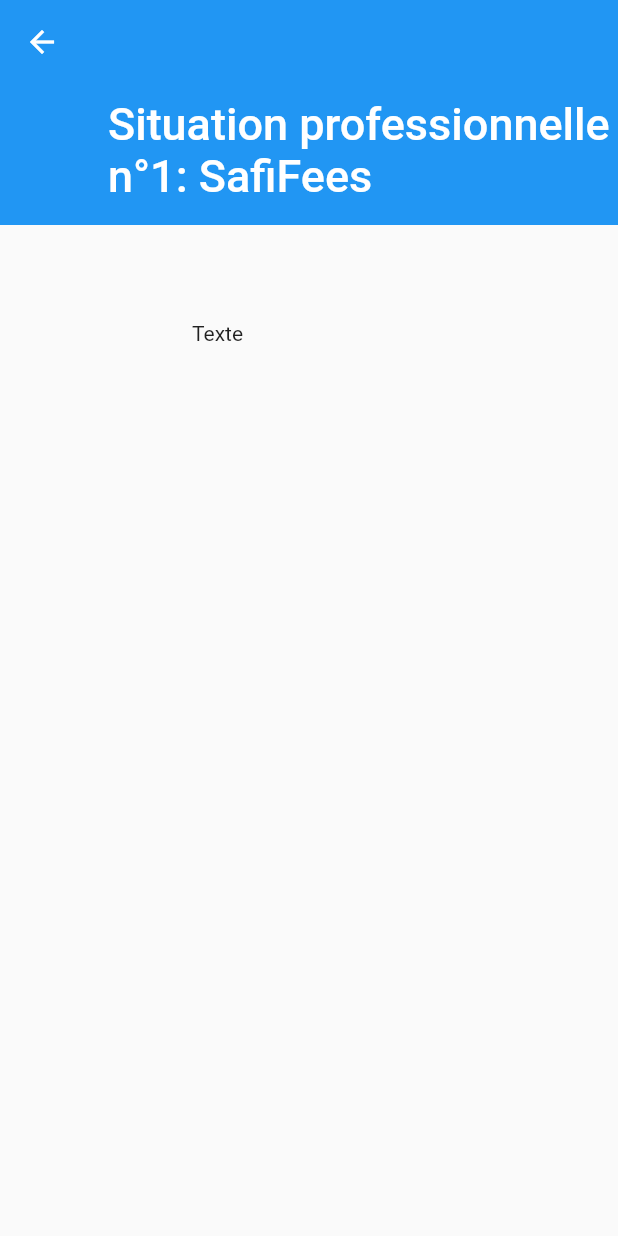
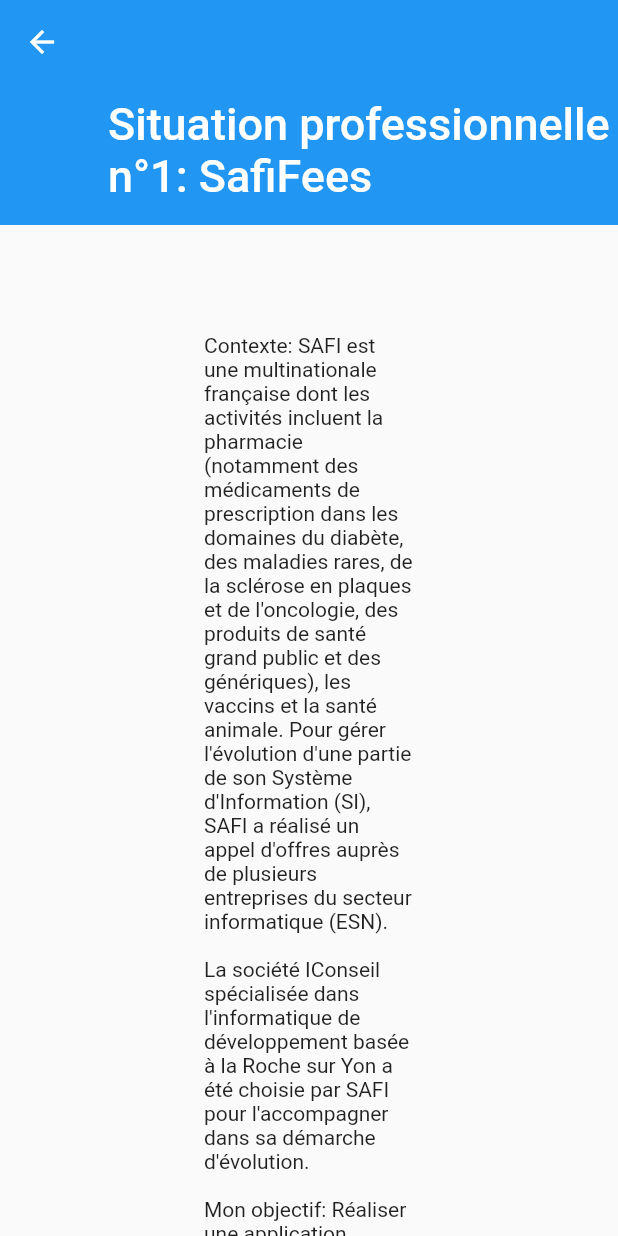
Before and after one commit to Mario359/portfolio, a Flutter app: the ProfessionalSituation1 screen opened by its route, on a phone screen of 412 x 824 dp. Run offline on Flutter 3.47's test engine with Material 2 defaults, Android fonts, the light colour scheme and no system bars; network calls fail.

Commit message:
Texte des situations professionnelles

```diff
--- a/lib/pages/professional_situation_1.dart
+++ b/lib/pages/professional_situation_1.dart
@@ -1,4 +1,5 @@
 import 'package:flutter/material.dart';
+import 'package:portfolio/widget/paragraph.dart';
 
 class ProfessionalSituation1 extends StatefulWidget {
   @override
@@ -22,7 +23,26 @@
               child: Padding(
                 padding: const EdgeInsets.fromLTRB(128.0, 64.0, 128.0, 128.0),
                 child: Container(
-                  child: Text("Texte"),
+                  child: Column(
+                    children: [
+                      Paragraph(
+                        text:
+                            "Contexte: SAFI est une multinationale française dont les activités incluent la pharmacie (notamment des médicaments de prescription dans les domaines du diabète, des maladies rares, de la sclérose en plaques et de l'oncologie, des produits de santé grand public et des génériques), les vaccins et la santé animale. Pour gérer l'évolution d'une partie de son Système d'Information (SI), SAFI a réalisé un appel d'offres auprès de plusieurs entreprises du secteur informatique (ESN).",
+                      ),
+                      Paragraph(
+                        text:
+                            "La société IConseil spécialisée dans l'informatique de développement basée à la Roche sur Yon a été choisie par SAFI pour l'accompagner dans sa démarche d'évolution.",
+                      ),
+                      Paragraph(
+                        text:
+                            "Mon objectif: Réaliser une application mobile pour aider le visiteur médical dans la déclaration de ses frais d'activités.",
+                      ),
+                      Paragraph(
+                        text:
+                            "L'application comporte une authentification, un accès aux fichies de frais, un rensegnement de la fiche de frais du mois en cours, une gestion du profil de l'utilisateur et un accès aux historiques des fiches.",
+                      ),
+                    ],
+                  ),
                 ),
               ),
             )
--- a/lib/pages/professional_situation_2.dart
+++ b/lib/pages/professional_situation_2.dart
@@ -1,4 +1,5 @@
 import 'package:flutter/material.dart';
+import 'package:portfolio/widget/paragraph.dart';
 
 class ProfessionalSituation2 extends StatefulWidget {
   @override
@@ -22,7 +23,22 @@
               child: Padding(
                 padding: const EdgeInsets.fromLTRB(128.0, 64.0, 128.0, 128.0),
                 child: Container(
-                  child: Text("Texte"),
+                  child: Column(
+                    children: [
+                      Paragraph(
+                        text:
+                            "Contexte: Le groupe SEVEN a été créé en 1915 en France et est spécialisé dans le service de location de véhicules exclusivement pour des clients grands comptes (donc pas pour des particuliers). Aujourd’hui, le groupe compte jusqu’à 200 agences en France. Pour améliorer son Système d'Information, elle fait appel aux compétences de l'ESN Atos reconnue leader des services IoT.",
+                      ),
+                      Paragraph(
+                        text:
+                            "Mon objectif: Réaliser une application desktop pour gérer l'activité des agences.",
+                      ),
+                      Paragraph(
+                        text:
+                            "L'application comporte une authentification, les caractéristiques des réservations, une gestion de parcs automobiles, les statistiques sur les réservations, et une gestion du profil",
+                      )
+                    ],
+                  ),
                 ),
               ),
             )
```
